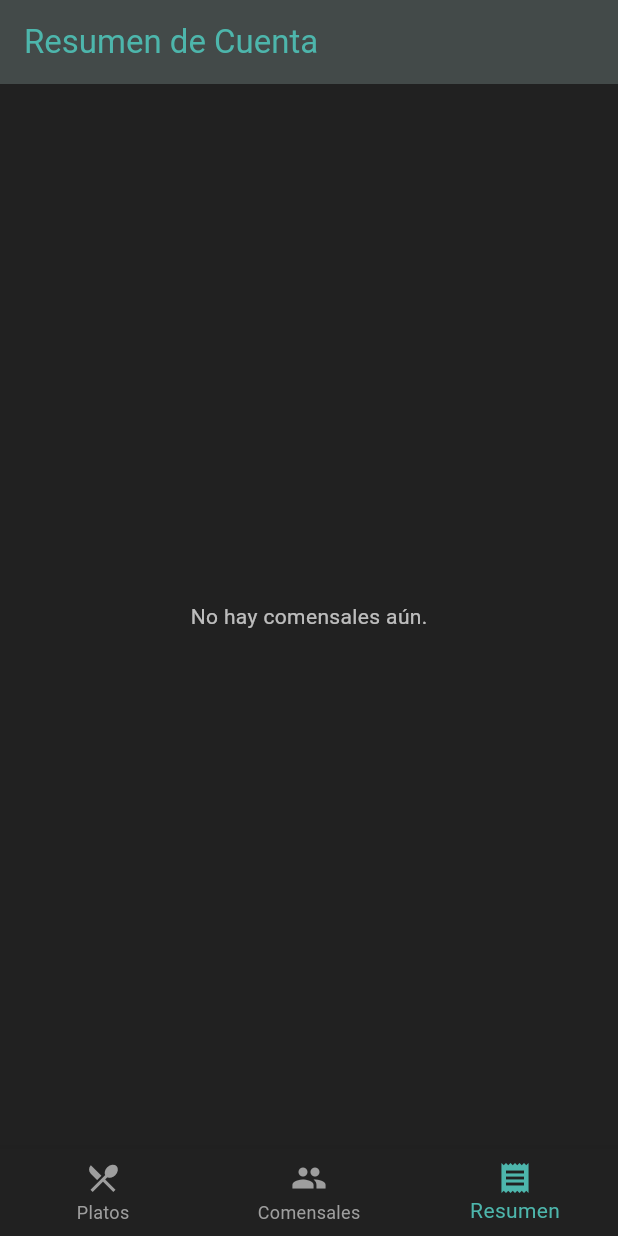
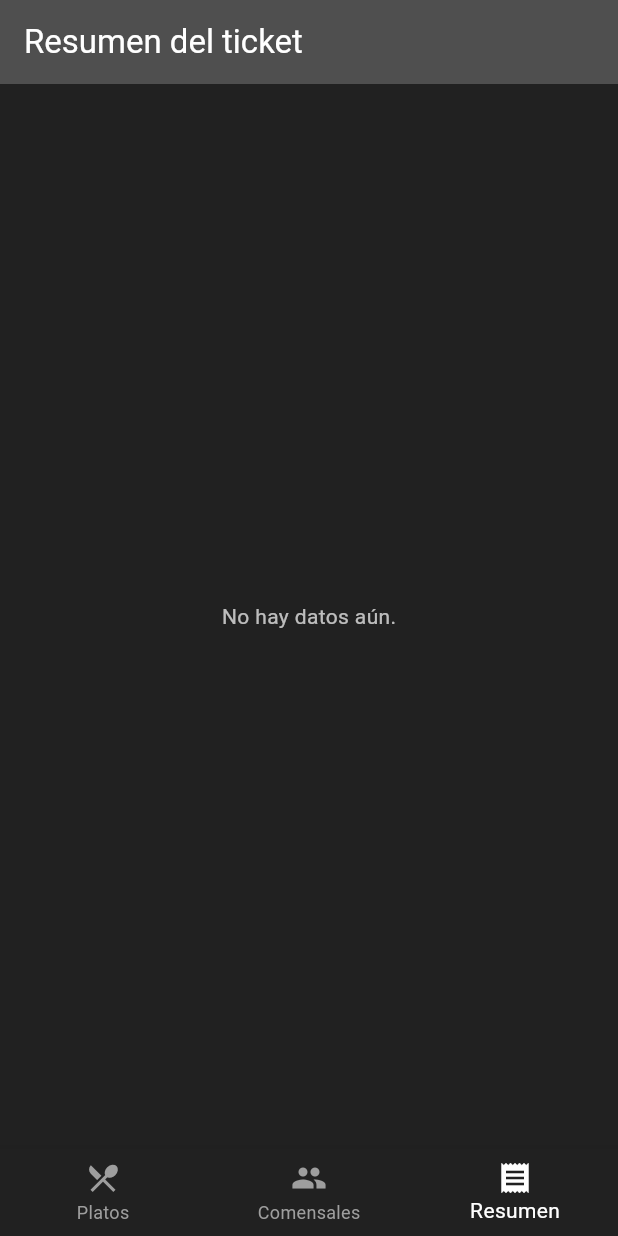
Before and after one commit to javiferrom/MealSplit, a Flutter app: the screen it shows after launch, item 3 of the bottom bar chosen, on a phone screen of 412 x 824 dp. Run offline on Flutter 3.47's test engine with Material 3 defaults, Android fonts, the phone set to English and light mode, and no system bars.

Commit message:
Code cleanup and fix

```diff
--- a/lib/main.dart
+++ b/lib/main.dart
@@ -1,6 +1,5 @@
 import 'package:flutter/material.dart';
 import 'package:provider/provider.dart';
-
 import 'providers/diners_provider.dart';
 import 'providers/dishes_provider.dart';
 import 'screens/dishes_screen.dart';
@@ -26,7 +25,7 @@ class MealSplitApp extends StatelessWidget {
         theme: ThemeData(
           brightness: Brightness.dark,
           colorScheme: ColorScheme.dark(
-            primary: Colors.teal.shade300,
+            primary: Colors.white,
             onPrimary: Colors.black,
             surface: Colors.grey.shade900,
             onSurface: Colors.white,
@@ -41,7 +40,7 @@ class MealSplitApp extends StatelessWidget {
           ),
           bottomNavigationBarTheme: BottomNavigationBarThemeData(
             backgroundColor: Colors.grey.shade900,
-            selectedItemColor: Colors.teal.shade300,
+            selectedItemColor: Colors.white,
             unselectedItemColor: Colors.grey.shade500,
           ),
           textTheme: const TextTheme(
@@ -51,7 +50,7 @@ class MealSplitApp extends StatelessWidget {
           ),
           appBarTheme: AppBarTheme(
             backgroundColor: Colors.grey.shade800,
-            foregroundColor: Colors.teal.shade300,
+            foregroundColor: Colors.white,
             elevation: 2,
           ),
         ),
--- a/lib/models/consumed_dish_info.dart
+++ b/lib/models/consumed_dish_info.dart
@@ -1,4 +1,3 @@
-// models/consumed_dish_info.dart
 class ConsumedDishInfo {
   int quantity;
   bool isShared;
--- a/lib/models/diner.dart
+++ b/lib/models/diner.dart
@@ -1,10 +1,9 @@
-// models/diner.dart
 import 'consumed_dish_info.dart';
 
 class Diner {
   final String id;
-  final String name;
-  Map<String, ConsumedDishInfo> consumedDishes; // dishId -> info
+  String name;
+  Map<String, ConsumedDishInfo> consumedDishes;
 
   Diner({
     required this.id,
--- a/lib/models/dish.dart
+++ b/lib/models/dish.dart
@@ -1,4 +1,3 @@
-// models/dish.dart
 class Dish {
   final String id;
   final String name;
--- a/lib/providers/dishes_provider.dart
+++ b/lib/providers/dishes_provider.dart
@@ -1,4 +1,3 @@
-// providers/dishes_provider.dart
 import 'package:flutter/material.dart';
 import '../models/dish.dart';
 import 'package:uuid/uuid.dart';
--- a/lib/screens/summary_screen.dart
+++ b/lib/screens/summary_screen.dart
@@ -14,10 +14,8 @@ class SummaryScreen extends StatelessWidget {
     final dishes = dishesProvider.dishes;
 
     Map<String, double> amountsPerDiner = {};
-    Map<String, int> dishTotals = {}; // Para la sección tipo ticket
+    Map<String, int> dishTotals = {};
     double totalGeneral = 0.0;
-
-    // Este set ayuda a contar solo una vez cada plato compartido en dishTotals
     final Set<String> sharedDishesCounted = {};
 
     for (final diner in diners) {
@@ -37,7 +35,6 @@ class SummaryScreen extends StatelessWidget {
 
         total += (dish.price * info.quantity) / divisor;
 
-        // Para contar platos compartidos solo una vez, sumando la cantidad real
         if (info.isShared) {
           if (!sharedDishesCounted.contains(dishId)) {
             dishTotals[dishId] = (dishTotals[dishId] ?? 0) + info.quantity;
@@ -53,9 +50,9 @@ class SummaryScreen extends StatelessWidget {
     }
 
     return Scaffold(
-      appBar: AppBar(title: const Text('Resumen de Cuenta')),
+      appBar: AppBar(title: const Text('Resumen del ticket')),
       body: diners.isEmpty
-          ? const Center(child: Text('No hay comensales aún.'))
+          ? const Center(child: Text('No hay datos aún.'))
           : Column(
               children: [
                 Expanded(
@@ -142,7 +139,7 @@ class SummaryScreen extends StatelessWidget {
                           mainAxisAlignment: MainAxisAlignment.end,
                           children: [
                             const Text(
-                              'TOTAL GENERAL: ',
+                              'TOTAL: ',
                               style: TextStyle(fontWeight: FontWeight.bold),
                             ),
                             Text(
```
Also changed, not shown: lib/providers/diners_provider.dart (+6 -1 lines), lib/screens/diners_screen.dart (+78 -12 lines), lib/screens/dishes_screen.dart (+77 -6 lines), pubspec.yaml (+1 -70 lines), 5 other files.
